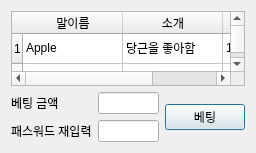
The window that ui file/bet_select_horse.ui (Geunuk/RHBS) describes before a commit, drawn with Qt 5.
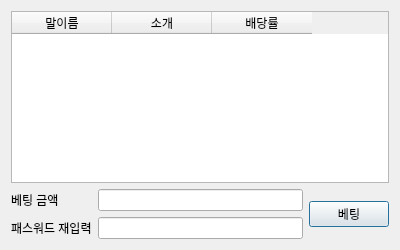
The same window after the commit.

```diff
--- a/ui file/bet_select_horse.ui
+++ b/ui file/bet_select_horse.ui
@@ -6,31 +6,43 @@
    <rect>
     <x>0</x>
     <y>0</y>
-    <width>256</width>
-    <height>153</height>
+    <width>400</width>
+    <height>250</height>
    </rect>
   </property>
+  <property name="sizePolicy">
+   <sizepolicy hsizetype="Fixed" vsizetype="Fixed">
+    <horstretch>0</horstretch>
+    <verstretch>0</verstretch>
+   </sizepolicy>
+  </property>
+  <property name="minimumSize">
+   <size>
+    <width>400</width>
+    <height>250</height>
+   </size>
+  </property>
+  <property name="maximumSize">
+   <size>
+    <width>400</width>
+    <height>250</height>
+   </size>
+  </property>
   <property name="windowTitle">
    <string>Dialog</string>
   </property>
   <layout class="QGridLayout" name="gridLayout">
    <item row="0" column="0" colspan="2">
-    <widget class="QTableWidget" name="tableWidget">
-     <row>
-      <property name="text">
-       <string>1</string>
-      </property>
-     </row>
-     <row>
-      <property name="text">
-       <string>2</string>
-      </property>
-     </row>
-     <row>
-      <property name="text">
-       <string>3</string>
-      </property>
-     </row>
+    <widget class="QTableWidget" name="horse_table">
+     <property name="enabled">
+      <bool>true</bool>
+     </property>
+     <property name="minimumSize">
+      <size>
+       <width>0</width>
+       <height>0</height>
+      </size>
+     </property>
      <column>
       <property name="text">
        <string>말이름</string>
@@ -46,55 +58,13 @@
        <string>배당률</string>
       </property>
      </column>
-     <item row="0" column="0">
-      <property name="text">
-       <string>Apple</string>
-      </property>
-     </item>
-     <item row="0" column="1">
-      <property name="text">
-       <string>당근을 좋아함</string>
-      </property>
-     </item>
-     <item row="0" column="2">
-      <property name="text">
-       <string>1.3</string>
-      </property>
-     </item>
-     <item row="1" column="0">
-      <property name="text">
-       <string>Bravo</string>
-      </property>
-     </item>
-     <item row="1" column="1">
-      <property name="text">
-       <string>다리가 굵음</string>
-      </property>
-     </item>
-     <item row="1" column="2">
-      <property name="text">
-       <string>3.6</string>
-      </property>
-     </item>
-     <item row="2" column="0">
-      <property name="text">
-       <string>Charlie</string>
-      </property>
-     </item>
-     <item row="2" column="1">
-      <property name="text">
-       <string>얼굴이 잘생김</string>
-      </property>
-     </item>
-     <item row="2" column="2">
-      <property name="text">
-       <string>1.7</string>
-      </property>
-     </item>
     </widget>
    </item>
    <item row="1" column="0">
     <layout class="QFormLayout" name="formLayout">
+     <property name="rightMargin">
+      <number>0</number>
+     </property>
      <item row="0" column="0">
       <widget class="QLabel" name="label">
        <property name="text">
```
Left out of the diff: 8 changed lines with no effect on the pictures.
